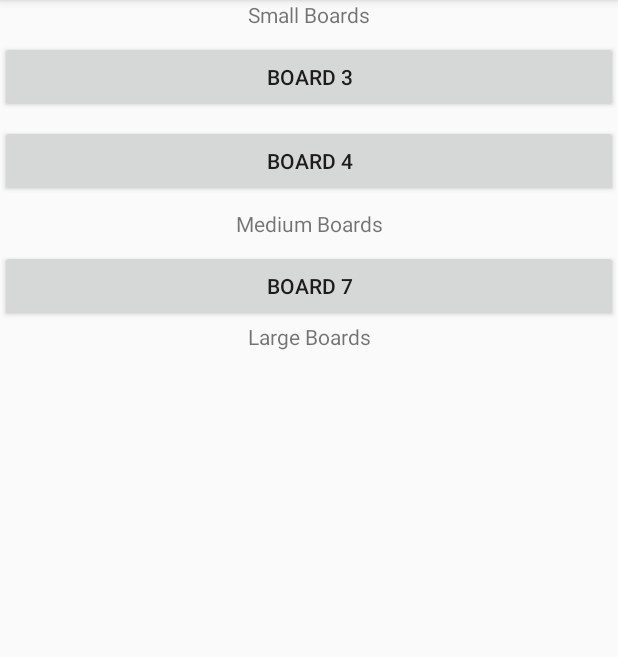
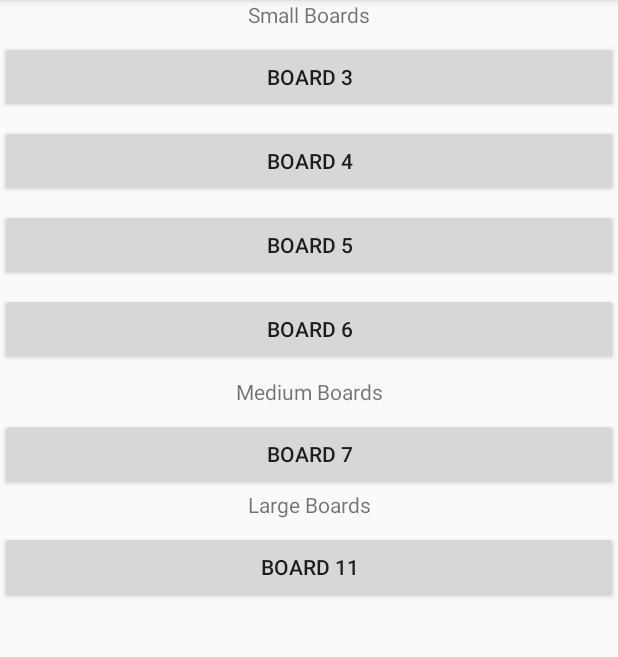
Before and after one commit to 244954/Kakuro, an Android app: the SelectBoardActivity screen opened directly, with no data from a screen before it, after a tap on "BOARD 3", on a phone screen of 412 x 824 dp, the part 84-741 px from its top. Run offline under Robolectric (Android 15) with nearby library versions, the phone set to English and light mode, and no system bars; network calls fail.

Commit message:
Cleanup code and new pre-prepared boards

```diff
--- a/app/src/main/java/com/example/kakuro/view/KakuroActivity.kt
+++ b/app/src/main/java/com/example/kakuro/view/KakuroActivity.kt
@@ -60,7 +60,6 @@ class KakuroActivity : AppCompatActivity(), KakuroBoardView.OnTouchListener {
     override fun onPause() {
         super.onPause()
 
-        val base = TimeUnit.MILLISECONDS.toSeconds(chronometer!!.base)
         viewModel.kakuroGame.updateTime(SystemClock.elapsedRealtime())
         chronometer!!.stop()
     }
@@ -68,44 +67,8 @@ class KakuroActivity : AppCompatActivity(), KakuroBoardView.OnTouchListener {
     override fun onResume() {
         super.onResume()
 
-        //val passedTime = TimeUnit.MILLISECONDS.toSeconds(viewModel.kakuroGame.getTime())
-        //timer = oldTimer - viewModel.kakuroGame.getTime()
-        //onCreateOptionsMenu(null) // restart timer
-
-        val base = TimeUnit.MILLISECONDS.toSeconds(viewModel.kakuroGame.getTime())
         chronometer?.base = chronometer!!.base + SystemClock.elapsedRealtime() - viewModel.kakuroGame.getTime()
         chronometer?.start()
-    }
-
-    fun createCounter() {
-
-        /*
-        object : CountDownTimer(oldTimer, 1000) {
-
-            override fun onTick(millisUntilFinished: Long) {
-                timePassed = timer - millisUntilFinished
-                var minutes = (TimeUnit.MILLISECONDS.toMinutes(timePassed) -TimeUnit.HOURS.toMinutes(TimeUnit.MILLISECONDS.toHours(timePassed))).toString()
-                if (minutes.length == 1) {
-                    minutes = "0$minutes"
-                }
-                var seconds = (TimeUnit.MILLISECONDS.toSeconds(timePassed) - TimeUnit.MINUTES.toSeconds(TimeUnit.MILLISECONDS.toMinutes(timePassed))).toString()
-                if (seconds.length == 1) {
-                    seconds = "0$seconds"
-                }
-                val hms = "$minutes:$seconds"
-                //val hms = (TimeUnit.MILLISECONDS.toMinutes(timePassed) -TimeUnit.HOURS.toMinutes(TimeUnit.MILLISECONDS.toHours(timePassed))).toString() + ":" + (TimeUnit.MILLISECONDS.toSeconds(timePassed) - TimeUnit.MINUTES.toSeconds(TimeUnit.MILLISECONDS.toMinutes(timePassed))).toString()
-                counter?.title = hms
-
-                if (kakuroBoard.isShown) { // don't update when user is not here
-                    viewModel.kakuroGame.updateTime(timePassed)
-                }
-            }
-
-            override fun onFinish() {
-                counter?.title = "##:##"
-            }
-        }.start()
-        */
     }
 
     override fun onCreateOptionsMenu(menu: Menu?): Boolean {
--- a/app/src/main/res/layout/activity_select_board.xml
+++ b/app/src/main/res/layout/activity_select_board.xml
@@ -19,24 +19,47 @@
             android:text="@string/board3"
             android:layout_width="match_parent"
             android:layout_height="wrap_content"
-            tools:layout_editor_absoluteX="166dp" android:id="@+id/button" android:layout_marginTop="8dp"
+            tools:layout_editor_absoluteX="166dp" android:id="@+id/boardbutton3" android:layout_marginTop="8dp"
             app:layout_constraintTop_toBottomOf="@+id/textView2" android:tag="3"
             android:onClick="onClickSelectBoard"/>
     <Button
             android:text="@string/board4"
             android:layout_width="match_parent"
             android:layout_height="wrap_content"
-            tools:layout_editor_absoluteX="161dp" android:id="@+id/button2" android:layout_marginTop="8dp"
-            app:layout_constraintTop_toBottomOf="@+id/button" android:tag="4"
+            tools:layout_editor_absoluteX="161dp" android:id="@+id/boardbutton4" android:layout_marginTop="8dp"
+            app:layout_constraintTop_toBottomOf="@+id/boardbutton3" android:tag="4"
+            android:onClick="onClickSelectBoard"/>
+    <Button
+            android:text="@string/board5"
+            android:layout_width="match_parent"
+            android:layout_height="wrap_content"
+            tools:layout_editor_absoluteX="161dp" android:id="@+id/boardbutton5" android:layout_marginTop="8dp"
+            app:layout_constraintTop_toBottomOf="@+id/boardbutton4" android:tag="5"
+            android:onClick="onClickSelectBoard"/>
+    <Button
+            android:text="@string/board6"
+            android:layout_width="match_parent"
+            android:layout_height="wrap_content"
+            tools:layout_editor_absoluteX="161dp" android:id="@+id/boardbutton6" android:layout_marginTop="8dp"
+            app:layout_constraintTop_toBottomOf="@+id/boardbutton5" android:tag="6"
             android:onClick="onClickSelectBoard"/>
     <TextView
             android:text="@string/mediumKakuros"
             android:layout_width="wrap_content"
             android:layout_height="wrap_content"
             android:id="@+id/textView3"
-            android:layout_marginTop="8dp" app:layout_constraintTop_toBottomOf="@+id/button2"
+            android:layout_marginTop="8dp" app:layout_constraintTop_toBottomOf="@+id/boardbutton6"
             app:layout_constraintStart_toStartOf="parent" android:layout_marginStart="8dp"
             app:layout_constraintEnd_toEndOf="parent" android:layout_marginEnd="8dp"/>
+
+    <Button
+            android:text="@string/board7"
+            android:layout_width="match_parent"
+            android:layout_height="wrap_content"
+            android:id="@+id/boardbutton7"
+            app:layout_constraintTop_toBottomOf="@+id/textView3" android:layout_marginTop="8dp"
+            android:tag="7" android:onClick="onClickSelectBoard"/>
+
     <TextView
             android:text="@string/largeKakuros"
             android:layout_width="wrap_content"
@@ -45,12 +68,13 @@
             app:layout_constraintEnd_toEndOf="parent"
             android:layout_marginEnd="8dp" app:layout_constraintStart_toStartOf="parent"
             android:layout_marginStart="8dp"
-            app:layout_constraintHorizontal_bias="0.501" app:layout_constraintTop_toBottomOf="@+id/button3"/>
+            app:layout_constraintHorizontal_bias="0.501" app:layout_constraintTop_toBottomOf="@+id/boardbutton7"/>
+
     <Button
-            android:text="@string/board7"
+            android:text="@string/board11"
             android:layout_width="match_parent"
             android:layout_height="wrap_content"
-            android:id="@+id/button3"
-            app:layout_constraintTop_toBottomOf="@+id/textView3" android:layout_marginTop="8dp"
-            android:tag="7" android:onClick="onClickSelectBoard"/>
+            android:id="@+id/boardbutton11"
+            app:layout_constraintTop_toBottomOf="@+id/textView5" android:layout_marginTop="8dp"
+            android:tag="11" android:onClick="onClickSelectBoard"/>
 </android.support.constraint.ConstraintLayout>
--- /dev/null
+++ b/app/src/main/res/menu/menu.xml
@@ -0,0 +1,9 @@
+<?xml version="1.0" encoding="utf-8"?>
+<menu
+        xmlns:android="http://schemas.android.com/apk/res/android"
+        xmlns:app="http://schemas.android.com/apk/res-auto">
+    <item android:id="@+id/counter"
+          android:title=""
+          app:showAsAction="always"
+          app:actionViewClass="android.widget.Chronometer"/>
+</menu>
--- a/app/src/main/res/values/strings.xml
+++ b/app/src/main/res/values/strings.xml
@@ -14,4 +14,8 @@
     <string name="board5">Board 5</string>
     <string name="board6">Board 6</string>
     <string name="board7">Board 7</string>
+    <string name="board8">Board 8</string>
+    <string name="board9">Board 9</string>
+    <string name="board10">Board 10</string>
+    <string name="board11">Board 11</string>
 </resources>
```
Also changed, not shown: 4 other files.
